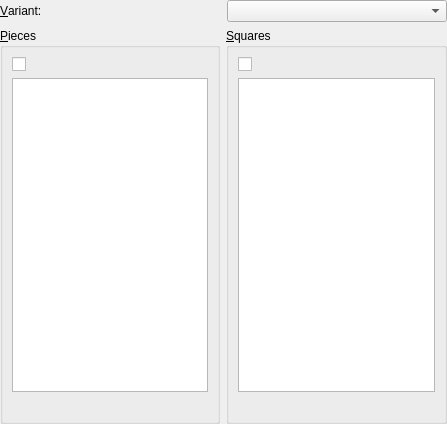
This is src/ui/pref_theme.ui in ruphy/tagua as Qt 5 draws it before an edit. The edited form follows.
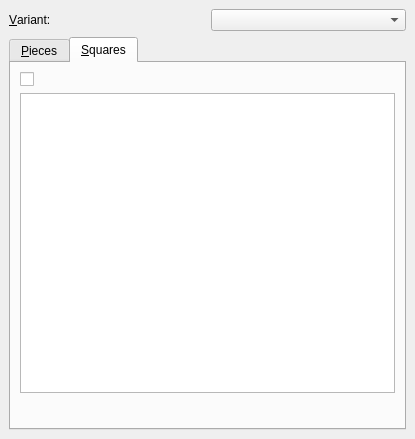
This is the edited form.

Commit message: * Enabled options for themes, quite hacky at the moment for what concerns   save/load of options to settings, i'm waiting for a better settings class :)

What changed in the file:
```diff
--- a/src/ui/pref_theme.ui
+++ b/src/ui/pref_theme.ui
@@ -5,77 +5,21 @@
    <rect>
     <x>0</x>
     <y>0</y>
-    <width>447</width>
-    <height>424</height>
+    <width>415</width>
+    <height>439</height>
    </rect>
   </property>
   <property name="windowTitle" >
    <string>Form</string>
   </property>
-  <layout class="QGridLayout" >
+  <layout class="QVBoxLayout" >
    <property name="margin" >
-    <number>0</number>
+    <number>9</number>
    </property>
    <property name="spacing" >
     <number>6</number>
    </property>
-   <item row="1" column="1" >
-    <widget class="QGroupBox" name="groupSquares" >
-     <property name="title" >
-      <string>&amp;Squares</string>
-     </property>
-     <layout class="QVBoxLayout" >
-      <property name="margin" >
-       <number>9</number>
-      </property>
-      <property name="spacing" >
-       <number>6</number>
-      </property>
-      <item>
-       <widget class="QCheckBox" name="checkSquares" />
-      </item>
-      <item>
-       <widget class="QListWidget" name="listSquares" />
-      </item>
-      <item>
-       <widget class="QLabel" name="labelSquares" >
-        <property name="text" >
-         <string/>
-        </property>
-       </widget>
-      </item>
-     </layout>
-    </widget>
-   </item>
-   <item row="1" column="0" >
-    <widget class="QGroupBox" name="groupPieces" >
-     <property name="title" >
-      <string>&amp;Pieces</string>
-     </property>
-     <layout class="QVBoxLayout" >
-      <property name="margin" >
-       <number>9</number>
-      </property>
-      <property name="spacing" >
-       <number>6</number>
-      </property>
-      <item>
-       <widget class="QCheckBox" name="checkPieces" />
-      </item>
-      <item>
-       <widget class="QListWidget" name="listPieces" />
-      </item>
-      <item>
-       <widget class="QLabel" name="labelPieces" >
-        <property name="text" >
-         <string/>
-        </property>
-       </widget>
-      </item>
-     </layout>
-    </widget>
-   </item>
-   <item row="0" column="0" colspan="2" >
+   <item>
     <layout class="QHBoxLayout" >
      <property name="margin" >
       <number>0</number>
@@ -98,6 +42,71 @@
      </item>
     </layout>
    </item>
+   <item>
+    <widget class="QTabWidget" name="tabWidget" >
+     <property name="currentIndex" >
+      <number>1</number>
+     </property>
+     <widget class="QWidget" name="tab" >
+      <attribute name="title" >
+       <string>&amp;Pieces</string>
+      </attribute>
+      <layout class="QVBoxLayout" >
+       <property name="margin" >
+        <number>9</number>
+       </property>
+       <property name="spacing" >
+        <number>6</number>
+       </property>
+       <item>
+        <widget class="QCheckBox" name="checkPieces" />
+       </item>
+       <item>
+        <widget class="QListWidget" name="listPieces" />
+       </item>
+       <item>
+        <widget class="QWidget" native="1" name="widgetPieces" />
+       </item>
+       <item>
+        <widget class="QLabel" name="labelPieces" >
+         <property name="text" >
+          <string/>
+         </property>
+        </widget>
+       </item>
+      </layout>
+     </widget>
+     <widget class="QWidget" name="tab_2" >
+      <attribute name="title" >
+       <string>&amp;Squares</string>
+      </attribute>
+      <layout class="QVBoxLayout" >
+       <property name="margin" >
+        <number>9</number>
+       </property>
+       <property name="spacing" >
+        <number>6</number>
+       </property>
+       <item>
+        <widget class="QCheckBox" name="checkSquares" />
+       </item>
+       <item>
+        <widget class="QListWidget" name="listSquares" />
+       </item>
+       <item>
+        <widget class="QWidget" native="1" name="widgetSquares" />
+       </item>
+       <item>
+        <widget class="QLabel" name="labelSquares" >
+         <property name="text" >
+          <string/>
+         </property>
+        </widget>
+       </item>
+      </layout>
+     </widget>
+    </widget>
+   </item>
   </layout>
  </widget>
  <tabstops>
```
The commit also changes 15 other files.
